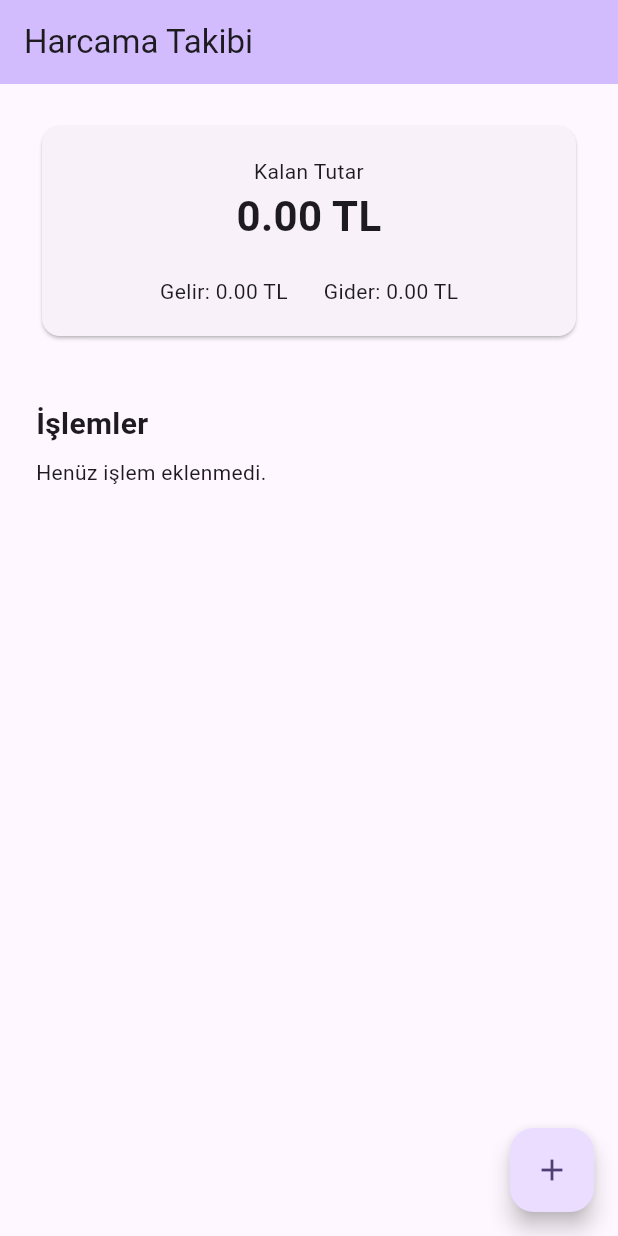
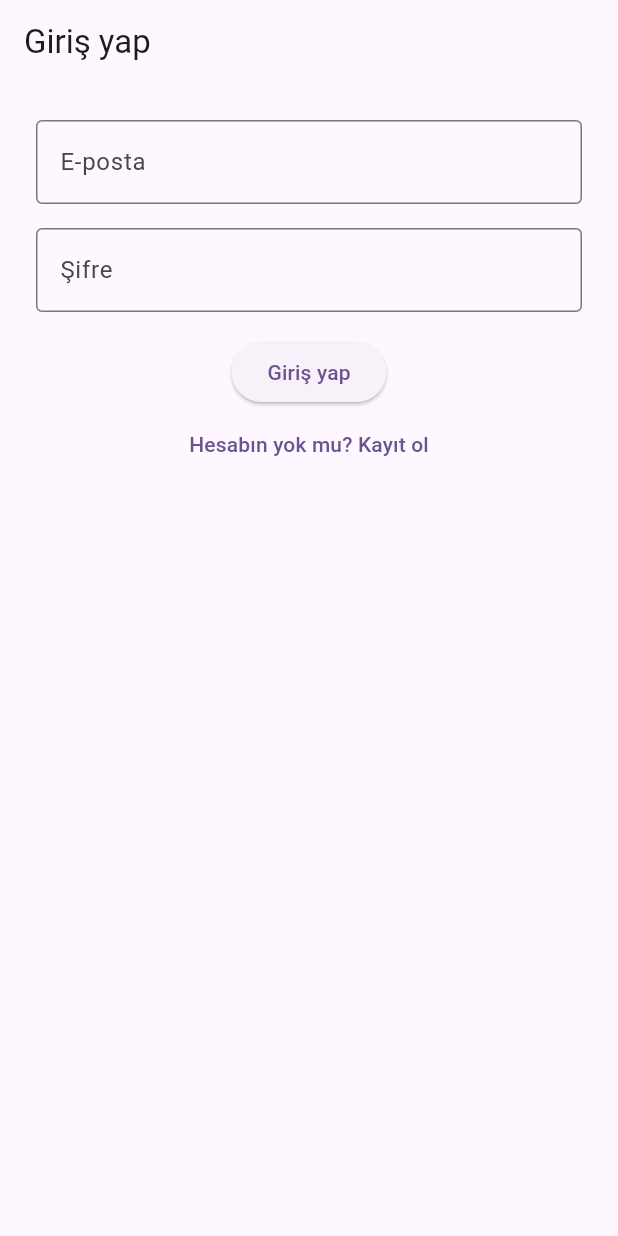
Before and after one commit to sumeyye-donbaloglu/harcama_takibi, a Flutter app: the screen it shows after launch, on a phone screen of 412 x 824 dp. Run offline on Flutter 3.47's test engine with Material 3 defaults, Android fonts, the phone set to English and light mode, and no system bars; our stand-ins replace firebase_auth, firebase_core; accounts and stored records are empty.

Commit message:
5. gün: Firebase kayıt, giriş, çıkış ve oturum yönetimi

```diff
--- a/lib/main.dart
+++ b/lib/main.dart
@@ -1,7 +1,13 @@
 import 'package:flutter/material.dart';
-import 'pages/home_page.dart';
+import 'package:firebase_core/firebase_core.dart';
+import 'firebase_options.dart';
+import 'pages/auth_gate.dart';
 
-void main() {
+Future<void> main() async {
+  WidgetsFlutterBinding.ensureInitialized();
+
+  await Firebase.initializeApp(options: DefaultFirebaseOptions.currentPlatform);
+
   runApp(const MyApp());
 }
 
@@ -16,7 +22,7 @@ class MyApp extends StatelessWidget {
       theme: ThemeData(
         colorScheme: ColorScheme.fromSeed(seedColor: Colors.deepPurple),
       ),
-      home: const MyHomePage(title: 'Harcama Takibi'),
+      home: const AuthGate(),
     );
   }
 }
--- /dev/null
+++ b/lib/pages/auth_gate.dart
@@ -0,0 +1,27 @@
+import 'package:flutter/material.dart';
+import 'package:firebase_auth/firebase_auth.dart';
+import 'home_page.dart';
+import 'login_page.dart';
+
+class AuthGate extends StatelessWidget {
+  const AuthGate({super.key});
+
+  @override
+  Widget build(BuildContext context) {
+    return StreamBuilder<User?>(
+      stream: FirebaseAuth.instance.authStateChanges(),
+      builder: (context, snapshot) {
+        if (snapshot.connectionState == ConnectionState.waiting) {
+          return const Scaffold(
+            body: Center(child: CircularProgressIndicator()),
+          );
+        }
+
+        if (snapshot.hasData) {
+          return const MyHomePage(title: 'Harcama Takibi');
+        }
+        return const LoginPage();
+      },
+    );
+  }
+}
--- /dev/null
+++ b/lib/pages/login_page.dart
@@ -0,0 +1,133 @@
+import 'package:flutter/material.dart';
+import 'package:firebase_auth/firebase_auth.dart';
+import 'register_page.dart';
+
+class LoginPage extends StatefulWidget {
+  const LoginPage({super.key});
+
+  @override
+  State<LoginPage> createState() => _LoginPageState();
+}
+
+class _LoginPageState extends State<LoginPage> {
+  final _emailController = TextEditingController();
+  final _passwordController = TextEditingController();
+
+  String? _errorText;
+  bool _isLoading = false;
+
+  Future<void> _login() async {
+    final email = _emailController.text.trim();
+    final password = _passwordController.text;
+
+    if (email.isEmpty || password.isEmpty) {
+      setState(() {
+        _errorText = "Lütfen e-posta ve şifre alanlarını girin.";
+      });
+      return;
+    }
+
+    setState(() {
+      _isLoading = true;
+      _errorText = null;
+    });
+
+    try {
+      await FirebaseAuth.instance.signInWithEmailAndPassword(
+        email: email,
+        password: password,
+      );
+    } on FirebaseAuthException catch (error) {
+      if (!mounted) return;
+      setState(() {
+        if (error.code == "invalid-email") {
+          _errorText = "Geçerli bir e-posta adresi giriniz.";
+        } else if (error.code == "invalid-credential" ||
+            error.code == "wrong-password" ||
+            error.code == "user-not-found") {
+          _errorText = "E-posta veya şifre hatalı.";
+        } else if (error.code == "network-request-failed") {
+          _errorText =
+              "Bağlantı kurulamadı.Lütfen internet bağlantınızı kontrol edin.";
+        } else {
+          _errorText = "Giriş yapılamadı.Tekrar deneyiniz.";
+        }
+      });
+    } catch (error) {
+      if (!mounted) return;
+      setState(() {
+        _errorText = "Beklenmeyen bir hata oluştu.Tekrar deneyin.";
+      });
+    } finally {
+      if (mounted) {
+        setState(() {
+          _isLoading = false;
+        });
+      }
+    }
+  }
+
+  @override
+  Widget build(BuildContext context) {
+    return Scaffold(
+      appBar: AppBar(title: const Text("Giriş yap")),
+      body: Padding(
+        padding: const EdgeInsets.all(24),
+        child: Column(
+          children: [
+            TextField(
+              controller: _emailController,
+              keyboardType: TextInputType.emailAddress,
+              autocorrect: false,
+              decoration: const InputDecoration(
+                labelText: "E-posta",
+                border: OutlineInputBorder(),
+              ),
+            ),
+            const SizedBox(height: 16),
+            TextField(
+              controller: _passwordController,
+              obscureText: true,
+              autocorrect: false,
+              enableSuggestions: false,
+              decoration: const InputDecoration(
+                labelText: "Şifre",
+                border: OutlineInputBorder(),
+              ),
+            ),
+            const SizedBox(height: 16),
+            if (_errorText != null) //koşullu widget kullanımı
+              Text(
+                _errorText!,
+                style: TextStyle(color: Theme.of(context).colorScheme.error),
+              ),
+            ElevatedButton(
+              onPressed: _isLoading ? null : _login,
+              child: Text(_isLoading ? "Giriş yapılıyor..." : "Giriş yap"),
+            ),
+            TextButton(
+              onPressed: _isLoading
+                  ? null
+                  : () {
+                      //düğmeye basılınca açılacak fonk
+                      Navigator.of(context).push(
+                        MaterialPageRoute(
+                          builder: (context) => const RegisterPage(),
+                        ),
+                      );
+                    },
+              child: const Text('Hesabın yok mu? Kayıt ol'),
+            ),
+          ],
+        ),
+      ),
+    );
+  }
+
+  @override
+  void dispose() {
+    _emailController.dispose();
+    _passwordController.dispose();
+    super.dispose();
+  }
+}
--- a/pubspec.yaml
+++ b/pubspec.yaml
@@ -34,6 +34,8 @@ dependencies:
   # The following adds the Cupertino Icons font to your application.
   # Use with the CupertinoIcons class for iOS style icons.
   cupertino_icons: ^1.0.8
+  firebase_core: 4.5.0
+  firebase_auth: 6.2.0
 
 dev_dependencies:
   flutter_test:
```
Also changed, not shown: lib/pages/home_page.dart (+21 -1 lines), lib/pages/register_page.dart (added, +128 -0 lines), firebase.json (added), lib/firebase_options.dart (added), pubspec.lock, 10 other files.
